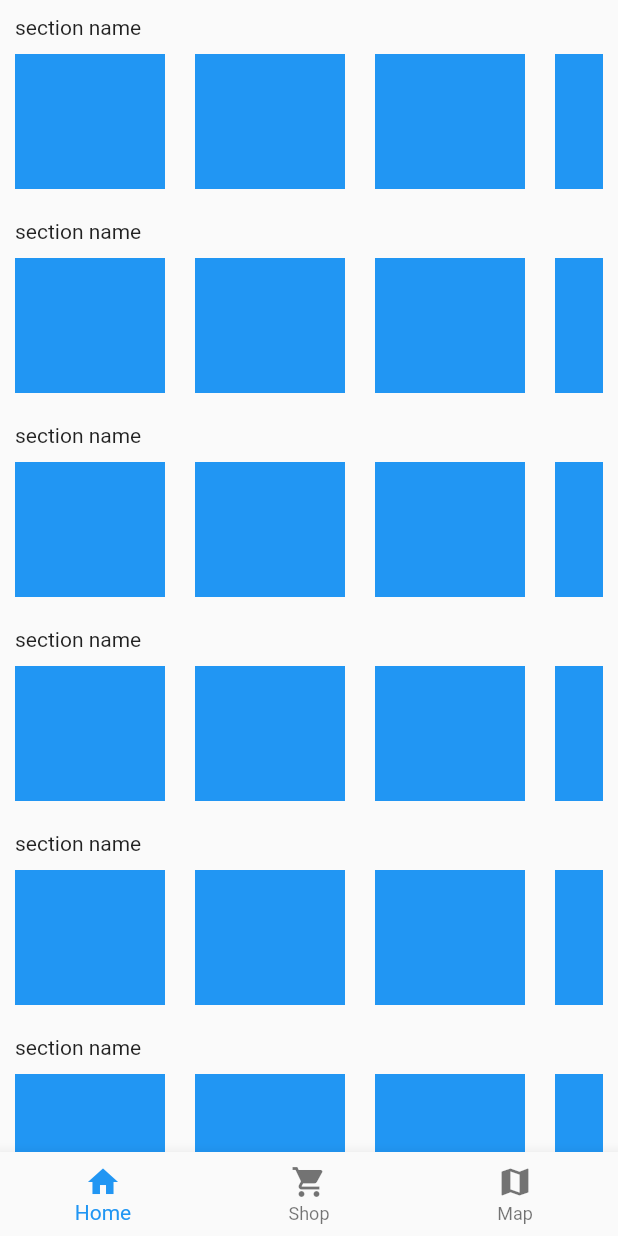
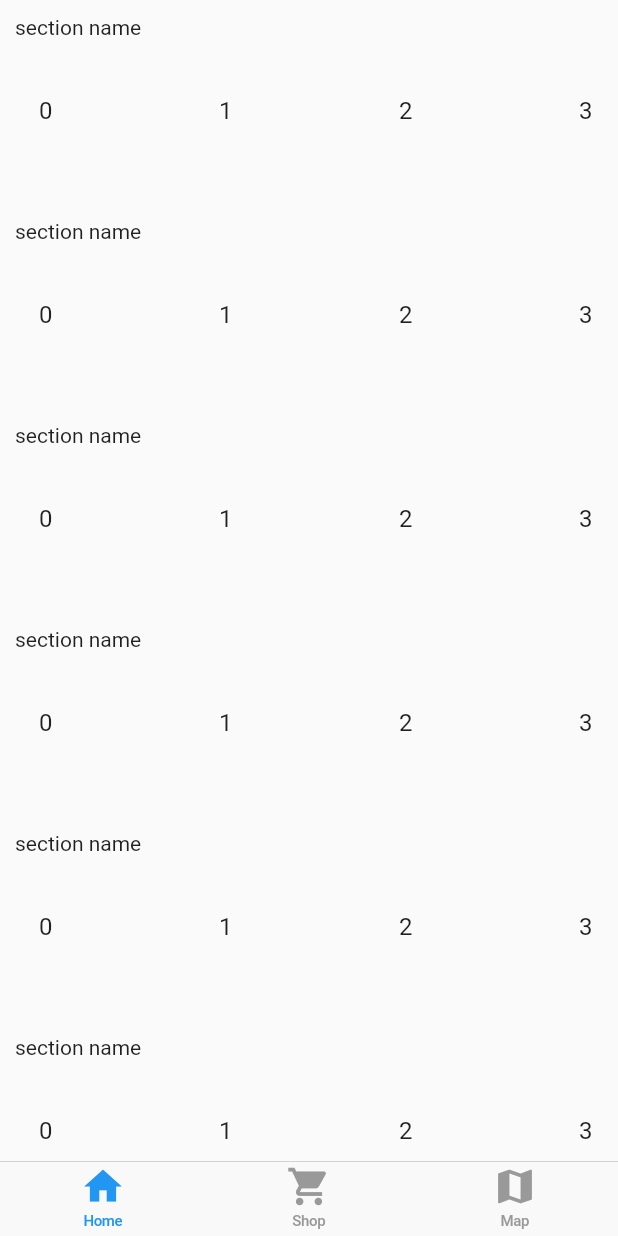
Before and after one commit to duck-positive/project_practice, a Flutter app: the MainPage screen opened directly, on a phone screen of 412 x 824 dp. Run offline on Flutter 3.47's test engine with Material 2 defaults, Android fonts, the phone set to English and light mode, and no system bars.

```diff
--- a/lib/main.dart
+++ b/lib/main.dart
@@ -1,9 +1,10 @@
+import 'package:flutter/cupertino.dart';
 import 'package:flutter/material.dart';
 import 'package:flutter/services.dart';
 import 'package:provider/provider.dart';
 import 'package:spacebar/provider/appstate.dart';
 import 'package:spacebar/ui/screens/cart/cart_page.dart';
-import 'package:spacebar/ui/screens/home/home_page.dart';
+import 'package:spacebar/ui/screens/home/home_screen.dart';
 import 'package:spacebar/ui/screens/onboarding/login_page.dart';
 import 'package:spacebar/ui/screens/onboarding/onboarding_page.dart';
 
@@ -31,7 +32,12 @@ class MyApp extends StatelessWidget {
       ),
       home: Scaffold(
         body: OnBoardingPage(),
-      )
+      ),
+      routes: {
+        "/onBoarding" : (context) => OnBoardingPage(),
+        "/home" : (context) => HomeScreen(),
+
+      },
     );
   }
 }
@@ -46,7 +52,7 @@ class MainPage extends StatefulWidget {
 
 class _MainPageState extends State<MainPage> {
   int _selectedState = 0;
-  final List _selectedPage = [HomePage(), CartPage(), MapPage()];
+  final List _selectedPage = [HomeScreen(), CartPage(), MapPage()];
   @override
   Widget build(BuildContext context) {
     SystemChrome.setSystemUIOverlayStyle(
@@ -56,7 +62,7 @@ class _MainPageState extends State<MainPage> {
       body: Center(
         child: _selectedPage[_selectedState],
       ),
-      bottomNavigationBar: BottomNavigationBar(
+      bottomNavigationBar: CupertinoTabBar(
         currentIndex: _selectedState,
         onTap: (int index){
           setState(() {
--- a/lib/ui/screens/home/home_page.dart
+++ b/lib/ui/screens/home/home_screen.dart
@@ -1,14 +1,15 @@
 import 'package:flutter/cupertino.dart';
 import 'package:flutter/material.dart';
+import 'package:spacebar/ui/screens/map/map_page.dart';
 
-class HomePage extends StatefulWidget {
-  const HomePage({Key? key}) : super(key: key);
+class HomeScreen extends StatefulWidget {
+  const HomeScreen ({Key? key}) : super(key: key);
 
   @override
-  State<HomePage> createState() => _HomePageState();
+  State<HomeScreen> createState() => _HomeScreenState();
 }
 
-class _HomePageState extends State<HomePage> {
+class _HomeScreenState extends State<HomeScreen> {
   int _selectedState = 0;
 
   @override
@@ -48,7 +49,11 @@ class ProductSection extends StatelessWidget {
                 scrollDirection: Axis.horizontal,
                 itemCount: 10,
                 itemBuilder: (context, index) {
-                  return Container(width: 100, height: 10, color: Colors.blue,
+                  return Container(width: 100, height: 10,
+                    child: ListTile(
+                        title: Text("$index"),
+                      onTap: () => Navigator.push(context, MaterialPageRoute(builder: (context) => MapPage())),
+                    ),
                     margin: EdgeInsets.fromLTRB(0,10,20,0),
                     padding: EdgeInsets.fromLTRB(0,10,20,0),);
                 },
--- a/pubspec.yaml
+++ b/pubspec.yaml
@@ -32,6 +32,7 @@ dependencies:
     sdk: flutter
 
   provider: ^6.0.0
+  flutter_screenutil: ^5.6.1
 
 
   # The following adds the Cupertino Icons font to your application.
```
Also changed, not shown: lib/ui/screens/onboarding/onboarding_page.dart (+75 -2 lines), pubspec.lock.
